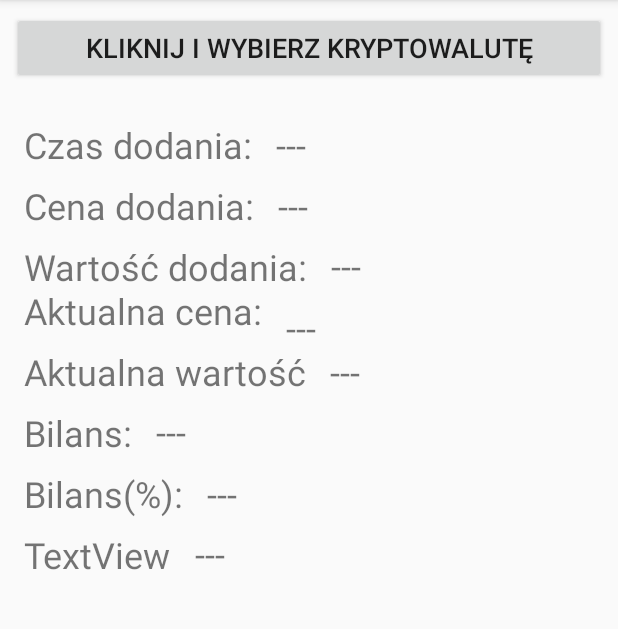
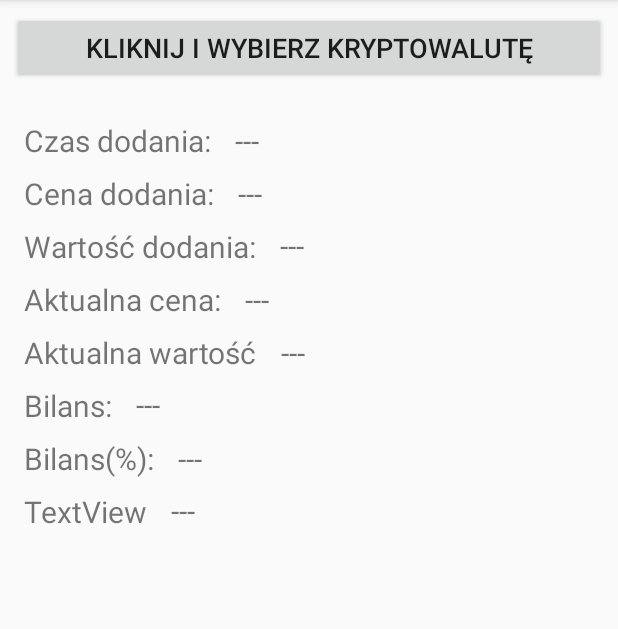
Before and after one commit to Harkor15/My_cryptocurrency, an Android app: the AdvancedActivity screen opened directly, with no data from a screen before it, on a phone screen of 412 x 824 dp, the part 84-713 px from its top. Run offline under Robolectric (Android 15) with nearby library versions, the phone set to English and light mode, and no system bars; network calls fail.

Commit message:
Advanced 3/7

```diff
--- a/app/src/main/java/harkor/mycryptocurrency/AdvancedActivity.java
+++ b/app/src/main/java/harkor/mycryptocurrency/AdvancedActivity.java
@@ -79,7 +79,11 @@ public class AdvancedActivity extends AppCompatActivity {
                     @Override
                     public void onClick(DialogInterface dialog, int which) {
 
-                        // TODO: user specific action
+
+
+                        Button selectCr=(Button)findViewById(R.id.selectCrp);
+                        selectCr.setText(nameList.get(which)+": "+amountList.get(which));
+
                         TextView b1=(TextView)findViewById(R.id.b1);
                         TextView b2=(TextView)findViewById(R.id.b2);
                         TextView b3=(TextView)findViewById(R.id.b3);
@@ -107,7 +111,7 @@ public class AdvancedActivity extends AppCompatActivity {
                         }else{
                             b3.setText(((pPriceList.get(which))*amountList.get(which)+"zł"));
                         }
-
+                        //TODO: OTHER TV's
 
                         dialog.dismiss();
                     }
--- a/app/src/main/res/layout/activity_advanced.xml
+++ b/app/src/main/res/layout/activity_advanced.xml
@@ -15,7 +15,7 @@
         android:layout_marginTop="8dp"
         android:layout_weight="1"
         android:text="TextView"
-        android:textSize="24sp"
+        android:textSize="20sp"
         app:layout_constraintLeft_toLeftOf="parent"
         app:layout_constraintTop_toBottomOf="@+id/textView16" />
 
@@ -28,7 +28,7 @@
         android:layout_marginStart="16dp"
         android:layout_marginTop="7dp"
         android:text="---"
-        android:textSize="24sp"
+        android:textSize="20sp"
         app:layout_constraintHorizontal_bias="0.0"
         app:layout_constraintLeft_toRightOf="@+id/textView18"
         app:layout_constraintRight_toRightOf="parent"
@@ -43,7 +43,7 @@
         android:layout_marginTop="8dp"
         android:layout_weight="1"
         android:text="@string/result_percent"
-        android:textSize="24sp"
+        android:textSize="20sp"
         app:layout_constraintLeft_toLeftOf="parent"
         app:layout_constraintTop_toBottomOf="@+id/textView14" />
 
@@ -56,7 +56,7 @@
         android:layout_marginStart="16dp"
         android:layout_marginTop="8dp"
         android:text="---"
-        android:textSize="24sp"
+        android:textSize="20sp"
         app:layout_constraintHorizontal_bias="0.0"
         app:layout_constraintLeft_toRightOf="@+id/textView16"
         app:layout_constraintRight_toRightOf="parent"
@@ -71,7 +71,7 @@
         android:layout_marginTop="8dp"
         android:layout_weight="1"
         android:text="@string/result"
-        android:textSize="24sp"
+        android:textSize="20sp"
         app:layout_constraintLeft_toLeftOf="parent"
         app:layout_constraintTop_toBottomOf="@+id/textView12" />
 
@@ -84,7 +84,7 @@
         android:layout_marginStart="16dp"
         android:layout_marginTop="7dp"
         android:text="---"
-        android:textSize="24sp"
+        android:textSize="20sp"
         app:layout_constraintHorizontal_bias="0.0"
         app:layout_constraintLeft_toRightOf="@+id/textView14"
         app:layout_constraintRight_toRightOf="parent"
@@ -99,7 +99,7 @@
         android:layout_marginTop="8dp"
         android:layout_weight="1"
         android:text="@string/actual_value"
-        android:textSize="24sp"
+        android:textSize="20sp"
         app:layout_constraintLeft_toLeftOf="parent"
         app:layout_constraintTop_toBottomOf="@+id/textView10" />
 
@@ -112,7 +112,7 @@
         android:layout_marginStart="16dp"
         android:layout_marginTop="8dp"
         android:text="---"
-        android:textSize="24sp"
+        android:textSize="20sp"
         app:layout_constraintHorizontal_bias="0.0"
         app:layout_constraintLeft_toRightOf="@+id/textView12"
         app:layout_constraintRight_toRightOf="parent"
@@ -124,12 +124,12 @@
         android:layout_height="wrap_content"
         android:layout_marginLeft="16dp"
         android:layout_marginStart="16dp"
-        android:layout_marginTop="37dp"
+        android:layout_marginTop="8dp"
         android:layout_weight="1"
         android:text="@string/actual_price"
-        android:textSize="24sp"
+        android:textSize="20sp"
         app:layout_constraintLeft_toLeftOf="parent"
-        app:layout_constraintTop_toBottomOf="@+id/a2" />
+        app:layout_constraintTop_toBottomOf="@+id/textView8" />
 
     <TextView
         android:id="@+id/b4"
@@ -140,7 +140,7 @@
         android:layout_marginStart="16dp"
         android:layout_marginTop="8dp"
         android:text="---"
-        android:textSize="24sp"
+        android:textSize="20sp"
         app:layout_constraintHorizontal_bias="0.0"
         app:layout_constraintLeft_toRightOf="@+id/textView10"
         app:layout_constraintRight_toRightOf="parent"
@@ -155,7 +155,7 @@
         android:layout_marginTop="8dp"
         android:layout_weight="1"
         android:text="@string/add_value"
-        android:textSize="24sp"
+        android:textSize="20sp"
         app:layout_constraintLeft_toLeftOf="parent"
         app:layout_constraintTop_toBottomOf="@+id/a2" />
 
@@ -168,7 +168,7 @@
         android:layout_marginStart="16dp"
         android:layout_marginTop="7dp"
         android:text="---"
-        android:textSize="24sp"
+        android:textSize="20sp"
         app:layout_constraintHorizontal_bias="0.0"
         app:layout_constraintLeft_toRightOf="@+id/textView8"
         app:layout_constraintRight_toRightOf="parent"
@@ -200,7 +200,7 @@
         android:layout_marginTop="24dp"
         android:layout_weight="1"
         android:text="@string/add_time"
-        android:textSize="24sp"
+        android:textSize="20sp"
         app:layout_constraintLeft_toLeftOf="parent"
         app:layout_constraintTop_toBottomOf="@+id/selectCrp" />
 
@@ -213,7 +213,7 @@
         android:layout_marginStart="16dp"
         android:layout_marginTop="24dp"
         android:text="---"
-        android:textSize="24sp"
+        android:textSize="20sp"
         app:layout_constraintHorizontal_bias="0.0"
         app:layout_constraintLeft_toRightOf="@+id/a1"
         app:layout_constraintRight_toRightOf="parent"
@@ -228,7 +228,7 @@
         android:layout_marginTop="8dp"
         android:layout_weight="1"
         android:text="@string/add_price"
-        android:textSize="24sp"
+        android:textSize="20sp"
         app:layout_constraintLeft_toLeftOf="parent"
         app:layout_constraintTop_toBottomOf="@+id/a1" />
 
@@ -241,7 +241,7 @@
         android:layout_marginStart="16dp"
         android:layout_marginTop="8dp"
         android:text="---"
-        android:textSize="24sp"
+        android:textSize="20sp"
         app:layout_constraintHorizontal_bias="0.0"
         app:layout_constraintLeft_toRightOf="@+id/a2"
         app:layout_constraintRight_toRightOf="parent"
```
